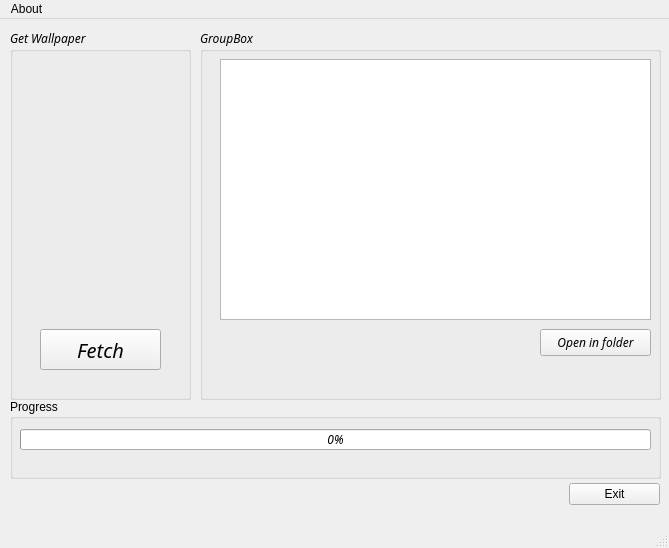
The window that form/bingbg.ui (the0cp/Bing-Wallpaper-GUI) describes before a commit, drawn with Qt 5.
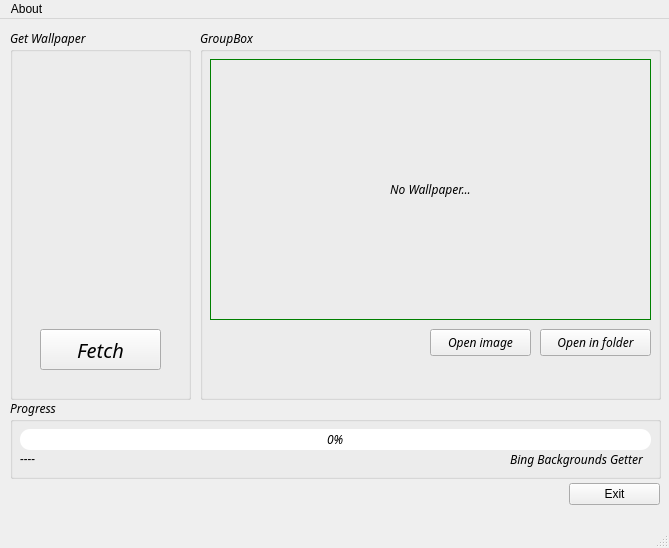
The same window after the commit.

Commit message: Better interface & Complete some functions

The edit to the form file:
```diff
--- a/form/bingbg.ui
+++ b/form/bingbg.ui
@@ -89,17 +89,7 @@
        <property name="title">
         <string>GroupBox</string>
        </property>
-       <widget class="QGraphicsView" name="imgView">
-        <property name="geometry">
-         <rect>
-          <x>20</x>
-          <y>30</y>
-          <width>431</width>
-          <height>261</height>
-         </rect>
-        </property>
-       </widget>
-       <widget class="QPushButton" name="btnOpenimg">
+       <widget class="QPushButton" name="btnOpenfolder">
         <property name="geometry">
          <rect>
           <x>340</x>
@@ -115,6 +105,54 @@
          <string>Ctrl+O</string>
         </property>
        </widget>
+       <widget class="QPushButton" name="btnOpenimg">
+        <property name="geometry">
+         <rect>
+          <x>230</x>
+          <y>300</y>
+          <width>101</width>
+          <height>27</height>
+         </rect>
+        </property>
+        <property name="text">
+         <string>Open image</string>
+        </property>
+        <property name="shortcut">
+         <string>Ctrl+O</string>
+        </property>
+       </widget>
+       <widget class="QLabel" name="labelImg">
+        <property name="geometry">
+         <rect>
+          <x>10</x>
+          <y>30</y>
+          <width>441</width>
+          <height>261</height>
+         </rect>
+        </property>
+        <property name="font">
+         <font>
+          <family>Linux Libertine Display O</family>
+          <weight>50</weight>
+          <italic>true</italic>
+          <bold>false</bold>
+         </font>
+        </property>
+        <property name="styleSheet">
+         <string notr="true">border-width: 1px;
+border-style: solid;
+border-color: green;</string>
+        </property>
+        <property name="text">
+         <string>No Wallpaper...</string>
+        </property>
+        <property name="scaledContents">
+         <bool>true</bool>
+        </property>
+        <property name="alignment">
+         <set>Qt::AlignCenter</set>
+        </property>
+       </widget>
       </widget>
      </item>
     </layout>
@@ -131,6 +169,12 @@
     <layout class="QVBoxLayout" name="verticalLayout">
      <item>
       <widget class="QGroupBox" name="groupBox_3">
+       <property name="font">
+        <font>
+         <family>Linux Libertine Display O</family>
+         <italic>true</italic>
+        </font>
+       </property>
        <property name="title">
         <string>Progress</string>
        </property>
@@ -151,10 +195,73 @@
           <bold>false</bold>
          </font>
         </property>
+        <property name="styleSheet">
+         <string notr="true">QProgressBar
+{
+    text-align:center;
+    border-radius:10px;
+}
+QProgressBar::chunk
+{
+    background:qlineargradient(spread:pad,x1:0,y1:0,x2:1,y2:0,stop:0 green,stop:1 blue);
+    border-radius:10px;
+    text-align:center;
+}</string>
+        </property>
         <property name="value">
          <number>0</number>
         </property>
        </widget>
+       <widget class="QLabel" name="labelCurrent">
+        <property name="geometry">
+         <rect>
+          <x>10</x>
+          <y>50</y>
+          <width>121</width>
+          <height>19</height>
+         </rect>
+        </property>
+        <property name="font">
+         <font>
+          <family>Linux Libertine Display O</family>
+          <italic>true</italic>
+         </font>
+        </property>
+        <property name="autoFillBackground">
+         <bool>false</bool>
+        </property>
+        <property name="text">
+         <string>----</string>
+        </property>
+        <property name="scaledContents">
+         <bool>true</bool>
+        </property>
+        <property name="alignment">
+         <set>Qt::AlignLeading|Qt::AlignLeft|Qt::AlignVCenter</set>
+        </property>
+       </widget>
+       <widget class="QLabel" name="labelProg">
+        <property name="geometry">
+         <rect>
+          <x>486</x>
+          <y>50</y>
+          <width>161</width>
+          <height>20</height>
+         </rect>
+        </property>
+        <property name="font">
+         <font>
+          <family>Linux Libertine Display O</family>
+          <italic>true</italic>
+         </font>
+        </property>
+        <property name="text">
+         <string>Bing Backgrounds Getter</string>
+        </property>
+        <property name="alignment">
+         <set>Qt::AlignCenter</set>
+        </property>
+       </widget>
       </widget>
      </item>
     </layout>
```
The commit also changes 5 other files.
